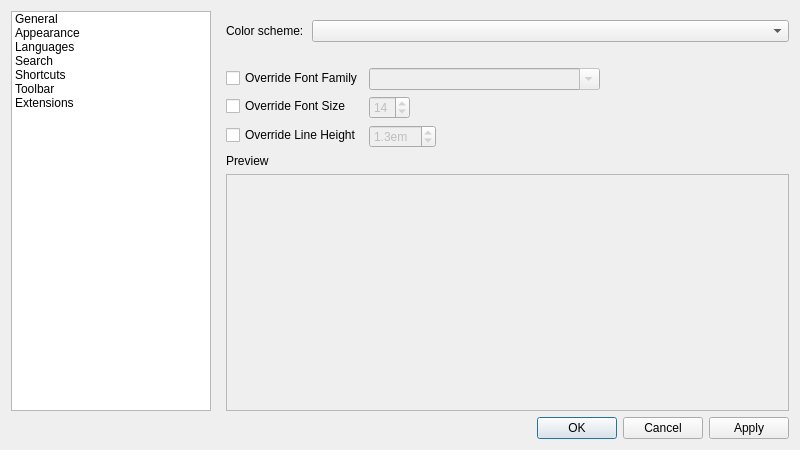
The window that src/ui/frmpreferences.ui (notepadqq/notepadqq) describes before a commit, drawn with Qt 5.
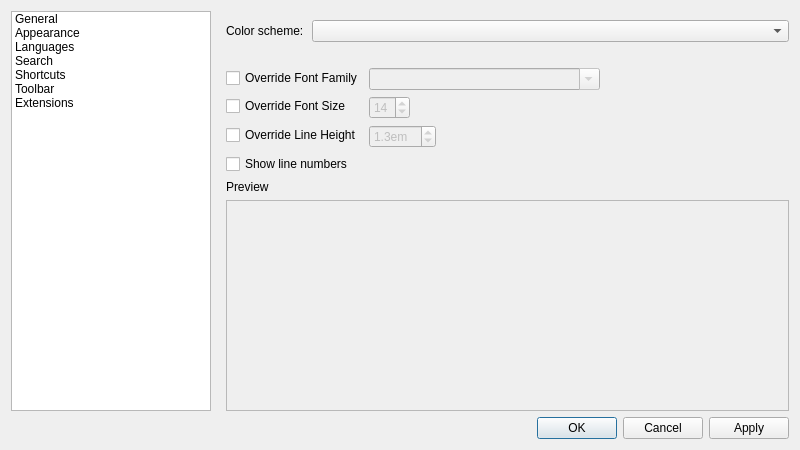
The same window after the commit. The open tabs and pages were chosen to show the change. Icons and pictures are not drawn.

Commit message: Implemented feature request #756, by adding the -Show line numbers- option inside the Preferences->Appearance Tab. The line numbers on the left side of the editor can now be turned on or off, according to the user's personal needs/preferences.

What changed in the file:
```diff
--- a/src/ui/frmpreferences.ui
+++ b/src/ui/frmpreferences.ui
@@ -350,6 +350,13 @@
              </property>
             </widget>
            </item>
+           <item row="3" column="0">
+            <widget class="QCheckBox" name="chkShowLineNumbers">
+             <property name="text">
+              <string>Show line numbers</string>
+             </property>
+            </widget>
+           </item>
           </layout>
          </item>
          <item>
```
Left out of the diff: 20 changed lines with no effect on the pictures. The commit also changes 7 other files.
